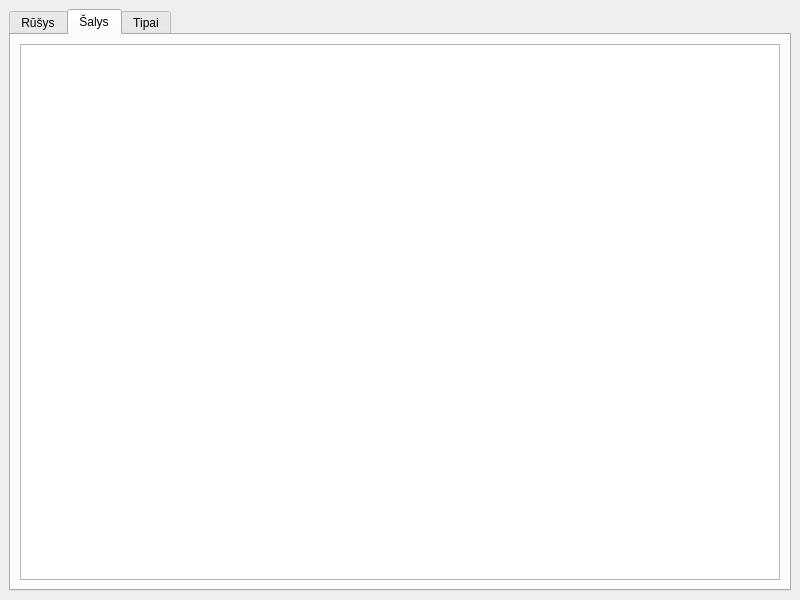
This is nokia/AlausRadaras/brandtabs.ui in vincnetas/alaus-radaras as Qt 5 draws it before an edit. The edited form follows.
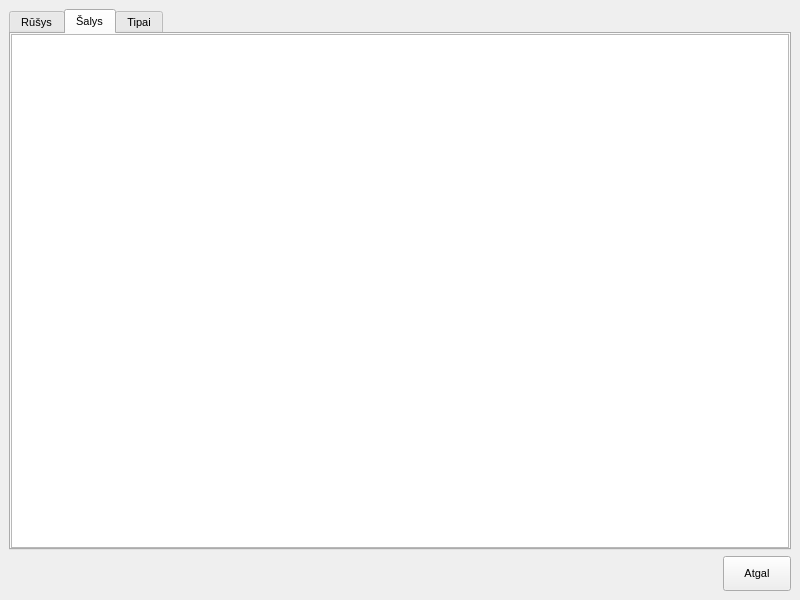
This is the edited form. The open tabs and pages were chosen to show the change. Icons and pictures are not drawn.

What changed in the file:
```diff
--- a/nokia/AlausRadaras/brandtabs.ui
+++ b/nokia/AlausRadaras/brandtabs.ui
@@ -24,8 +24,37 @@
    <layout class="QVBoxLayout" name="verticalLayout">
     <item>
      <widget class="QTabWidget" name="tabWidget">
+      <property name="sizePolicy">
+       <sizepolicy hsizetype="MinimumExpanding" vsizetype="MinimumExpanding">
+        <horstretch>0</horstretch>
+        <verstretch>9</verstretch>
+       </sizepolicy>
+      </property>
+      <property name="font">
+       <font>
+        <pointsize>8</pointsize>
+       </font>
+      </property>
+      <property name="tabPosition">
+       <enum>QTabWidget::North</enum>
+      </property>
+      <property name="tabShape">
+       <enum>QTabWidget::Rounded</enum>
+      </property>
       <property name="currentIndex">
-       <number>2</number>
+       <number>0</number>
+      </property>
+      <property name="iconSize">
+       <size>
+        <width>24</width>
+        <height>24</height>
+       </size>
+      </property>
+      <property name="elideMode">
+       <enum>Qt::ElideNone</enum>
+      </property>
+      <property name="usesScrollButtons">
+       <bool>false</bool>
       </property>
       <widget class="QWidget" name="tabBrands">
        <attribute name="title">
@@ -42,8 +71,27 @@
         <string>Šalys</string>
        </attribute>
        <layout class="QVBoxLayout" name="verticalLayout_3">
+        <property name="spacing">
+         <number>0</number>
+        </property>
+        <property name="margin">
+         <number>0</number>
+        </property>
         <item>
-         <widget class="QListView" name="countryListView"/>
+         <widget class="QListView" name="countryListView">
+          <property name="sizePolicy">
+           <sizepolicy hsizetype="Expanding" vsizetype="MinimumExpanding">
+            <horstretch>0</horstretch>
+            <verstretch>0</verstretch>
+           </sizepolicy>
+          </property>
+          <property name="styleSheet">
+           <string notr="true">#countryListView { border-image:url(:/images/background.png); } </string>
+          </property>
+          <property name="horizontalScrollBarPolicy">
+           <enum>Qt::ScrollBarAlwaysOff</enum>
+          </property>
+         </widget>
         </item>
        </layout>
       </widget>
@@ -59,6 +107,53 @@
       </widget>
      </widget>
     </item>
+    <item>
+     <layout class="QHBoxLayout" name="horizontalLayout">
+      <item>
+       <spacer name="horizontalSpacer">
+        <property name="orientation">
+         <enum>Qt::Horizontal</enum>
+        </property>
+        <property name="sizeHint" stdset="0">
+         <size>
+          <width>40</width>
+          <height>20</height>
+         </size>
+        </property>
+       </spacer>
+      </item>
+      <item>
+       <widget class="QPushButton" name="btnClose">
+        <property name="sizePolicy">
+         <sizepolicy hsizetype="Minimum" vsizetype="Expanding">
+          <horstretch>0</horstretch>
+          <verstretch>0</verstretch>
+         </sizepolicy>
+        </property>
+        <property name="minimumSize">
+         <size>
+          <width>0</width>
+          <height>18</height>
+         </size>
+        </property>
+        <property name="font">
+         <font>
+          <pointsize>8</pointsize>
+         </font>
+        </property>
+        <property name="styleSheet">
+         <string notr="true">#btnClose {
+border-image:url(:/images/batonas.png);
+padding:10px 20px 10px 20px;
+}</string>
+        </property>
+        <property name="text">
+         <string>Atgal</string>
+        </property>
+       </widget>
+      </item>
+     </layout>
+    </item>
    </layout>
   </widget>
  </widget>
```
Left out of the diff: 42 changed lines with no effect on the pictures.
